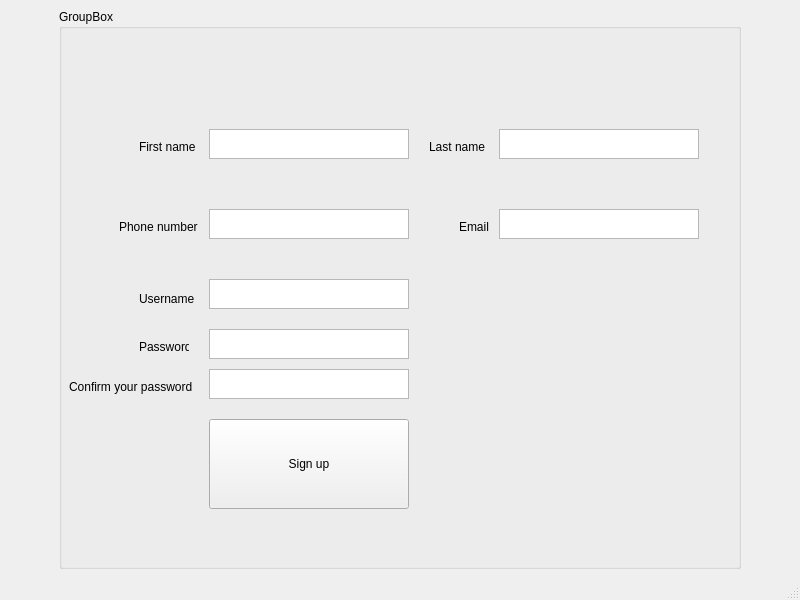
Before: the Qt Designer form My_Beloved_Client/signup.ui in HoSaiN-643/QuantumDeck, drawn with Qt 5.
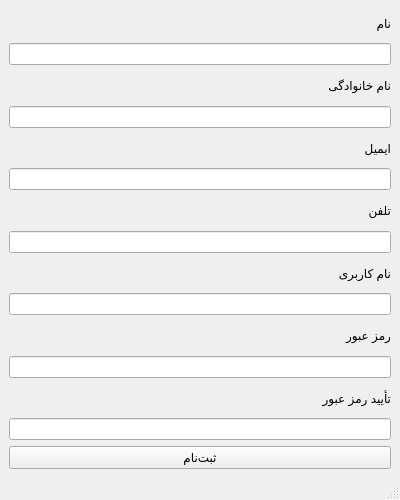
After: the same form once the commit is applied.

Commit message: second02 login recoverpass signup

Patch:
```diff
--- a/My_Beloved_Client/signup.ui
+++ b/My_Beloved_Client/signup.ui
@@ -6,226 +6,98 @@
    <rect>
     <x>0</x>
     <y>0</y>
-    <width>800</width>
-    <height>600</height>
+    <width>400</width>
+    <height>500</height>
    </rect>
   </property>
   <property name="windowTitle">
    <string>MainWindow</string>
   </property>
   <widget class="QWidget" name="centralwidget">
-   <layout class="QGridLayout" name="gridLayout">
-    <item row="0" column="0">
-     <spacer name="horizontalSpacer">
-      <property name="orientation">
-       <enum>Qt::Orientation::Horizontal</enum>
+   <layout class="QVBoxLayout" name="verticalLayout">
+    <item>
+     <widget class="QLabel" name="label">
+      <property name="text">
+       <string>نام</string>
       </property>
-      <property name="sizeType">
-       <enum>QSizePolicy::Policy::Fixed</enum>
+     </widget>
+    </item>
+    <item>
+     <widget class="QLineEdit" name="firstname_lineEdit"/>
+    </item>
+    <item>
+     <widget class="QLabel" name="label_2">
+      <property name="text">
+       <string>نام خانوادگی</string>
       </property>
-      <property name="sizeHint" stdset="0">
-       <size>
-        <width>50</width>
-        <height>20</height>
-       </size>
+     </widget>
+    </item>
+    <item>
+     <widget class="QLineEdit" name="lastname_lineEdit"/>
+    </item>
+    <item>
+     <widget class="QLabel" name="label_3">
+      <property name="text">
+       <string>ایمیل</string>
       </property>
-     </spacer>
+     </widget>
     </item>
-    <item row="0" column="2">
-     <spacer name="horizontalSpacer_2">
-      <property name="orientation">
-       <enum>Qt::Orientation::Horizontal</enum>
+    <item>
+     <widget class="QLineEdit" name="email_lineEdit"/>
+    </item>
+    <item>
+     <widget class="QLabel" name="label_4">
+      <property name="text">
+       <string>تلفن</string>
       </property>
-      <property name="sizeType">
-       <enum>QSizePolicy::Policy::Fixed</enum>
+     </widget>
+    </item>
+    <item>
+     <widget class="QLineEdit" name="phone_lineEdit"/>
+    </item>
+    <item>
+     <widget class="QLabel" name="label_5">
+      <property name="text">
+       <string>نام کاربری</string>
       </property>
-      <property name="sizeHint" stdset="0">
-       <size>
-        <width>50</width>
-        <height>20</height>
-       </size>
+     </widget>
+    </item>
+    <item>
+     <widget class="QLineEdit" name="username_lineEdit"/>
+    </item>
+    <item>
+     <widget class="QLabel" name="label_6">
+      <property name="text">
+       <string>رمز عبور</string>
       </property>
-     </spacer>
+     </widget>
     </item>
-    <item row="0" column="1">
-     <widget class="QGroupBox" name="groupBox">
-      <property name="title">
-       <string>GroupBox</string>
+    <item>
+     <widget class="QLineEdit" name="password_lineEdit">
+      <property name="echoMode">
+       <enum>QLineEdit::Password</enum>
       </property>
-      <widget class="QLabel" name="label_2">
-       <property name="geometry">
-        <rect>
-         <x>80</x>
-         <y>130</y>
-         <width>60</width>
-         <height>16</height>
-        </rect>
-       </property>
-       <property name="text">
-        <string>First name</string>
-       </property>
-      </widget>
-      <widget class="QTextEdit" name="First_Name_Text">
-       <property name="geometry">
-        <rect>
-         <x>150</x>
-         <y>120</y>
-         <width>200</width>
-         <height>30</height>
-        </rect>
-       </property>
-      </widget>
-      <widget class="QLabel" name="label_3">
-       <property name="geometry">
-        <rect>
-         <x>370</x>
-         <y>130</y>
-         <width>60</width>
-         <height>16</height>
-        </rect>
-       </property>
-       <property name="text">
-        <string>Last name</string>
-       </property>
-      </widget>
-      <widget class="QTextEdit" name="Last_Name_Text">
-       <property name="geometry">
-        <rect>
-         <x>440</x>
-         <y>120</y>
-         <width>200</width>
-         <height>30</height>
-        </rect>
-       </property>
-      </widget>
-      <widget class="QLabel" name="label_4">
-       <property name="geometry">
-        <rect>
-         <x>60</x>
-         <y>210</y>
-         <width>90</width>
-         <height>16</height>
-        </rect>
-       </property>
-       <property name="text">
-        <string>Phone number</string>
-       </property>
-      </widget>
-      <widget class="QTextEdit" name="Phone_Text">
-       <property name="geometry">
-        <rect>
-         <x>150</x>
-         <y>200</y>
-         <width>200</width>
-         <height>30</height>
-        </rect>
-       </property>
-      </widget>
-      <widget class="QLabel" name="label_5">
-       <property name="geometry">
-        <rect>
-         <x>400</x>
-         <y>210</y>
-         <width>90</width>
-         <height>16</height>
-        </rect>
-       </property>
-       <property name="text">
-        <string>Email</string>
-       </property>
-      </widget>
-      <widget class="QTextEdit" name="Email_Text">
-       <property name="geometry">
-        <rect>
-         <x>440</x>
-         <y>200</y>
-         <width>200</width>
-         <height>30</height>
-        </rect>
-       </property>
-      </widget>
-      <widget class="QLabel" name="label_6">
-       <property name="geometry">
-        <rect>
-         <x>80</x>
-         <y>280</y>
-         <width>60</width>
-         <height>20</height>
-        </rect>
-       </property>
-       <property name="text">
-        <string>Username</string>
-       </property>
-      </widget>
-      <widget class="QTextEdit" name="Uname_Text">
-       <property name="geometry">
-        <rect>
-         <x>150</x>
-         <y>270</y>
-         <width>200</width>
-         <height>30</height>
-        </rect>
-       </property>
-      </widget>
-      <widget class="QLabel" name="label_7">
-       <property name="geometry">
-        <rect>
-         <x>80</x>
-         <y>330</y>
-         <width>50</width>
-         <height>16</height>
-        </rect>
-       </property>
-       <property name="text">
-        <string>Password</string>
-       </property>
-      </widget>
-      <widget class="QLabel" name="label_8">
-       <property name="geometry">
-        <rect>
-         <x>10</x>
-         <y>370</y>
-         <width>130</width>
-         <height>16</height>
-        </rect>
-       </property>
-       <property name="text">
-        <string>Confirm your password</string>
-       </property>
-      </widget>
-      <widget class="QTextEdit" name="Pwd_text">
-       <property name="geometry">
-        <rect>
-         <x>150</x>
-         <y>320</y>
-         <width>200</width>
-         <height>30</height>
-        </rect>
-       </property>
-      </widget>
-      <widget class="QTextEdit" name="Confirm_Pwd_text">
-       <property name="geometry">
-        <rect>
-         <x>150</x>
-         <y>360</y>
-         <width>200</width>
-         <height>30</height>
-        </rect>
-       </property>
-      </widget>
-      <widget class="QPushButton" name="SignUp_Btn">
-       <property name="geometry">
-        <rect>
-         <x>150</x>
-         <y>410</y>
-         <width>200</width>
-         <height>90</height>
-        </rect>
-       </property>
-       <property name="text">
-        <string>Sign up</string>
-       </property>
-      </widget>
+     </widget>
+    </item>
+    <item>
+     <widget class="QLabel" name="label_7">
+      <property name="text">
+       <string>تأیید رمز عبور</string>
+      </property>
+     </widget>
+    </item>
+    <item>
+     <widget class="QLineEdit" name="confirm_password_lineEdit">
+      <property name="echoMode">
+       <enum>QLineEdit::Password</enum>
+      </property>
+     </widget>
+    </item>
+    <item>
+     <widget class="QPushButton" name="signup_button">
+      <property name="text">
+       <string>ثبت‌نام</string>
+      </property>
      </widget>
     </item>
    </layout>
```
Left out of the diff: 13 changed lines with no effect on the pictures. The commit also changes 8 other files.
